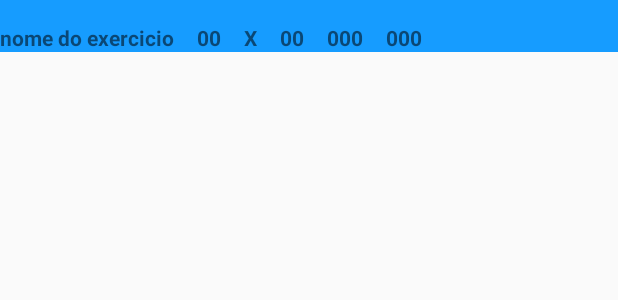
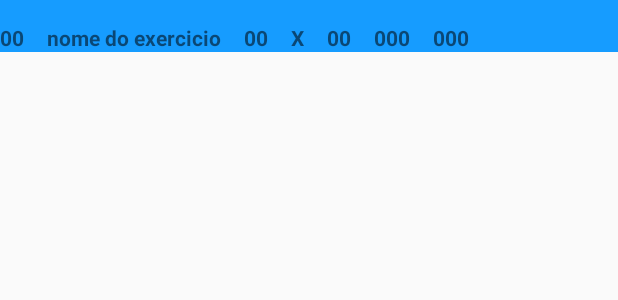
Before and after one commit to renancunha33/MarombaPrime, an Android app: the layout lista_exercicios.xml on its own in the app's theme, with its tools: preview values and no code run, on a phone screen of 412 x 824 dp. Shown: the top 300 px of the screen. Run offline under Robolectric (Android 15) with nearby library versions, the light colour scheme and no system bars.

```diff
--- a/app/src/main/java/com/example/renan/mprime_2/Adapter/ExercicioAdapter.java
+++ b/app/src/main/java/com/example/renan/mprime_2/Adapter/ExercicioAdapter.java
@@ -49,13 +49,14 @@ public class ExercicioAdapter extends BaseAdapter {
             LayoutInflater inflater = (LayoutInflater) context.getSystemService(Activity.LAYOUT_INFLATER_SERVICE);
             view = inflater.inflate(R.layout.lista_exercicios, null);
         }
+        TextView txtidExec = (TextView) view.findViewById(R.id.txt_id_exec);
         TextView txtNomeExec = (TextView) view.findViewById(R.id.txt_nome_exec);
         TextView txtRepetExec = (TextView) view.findViewById(R.id.txt_repet_exec);
         TextView txtSerieExec = (TextView) view.findViewById(R.id.txt_serie_exec);
         TextView txtCargaExec = (TextView) view.findViewById(R.id.txt_carga_exec);
         TextView txtTempoExec = (TextView) view.findViewById(R.id.txt_tempo_exec);
 
-
+        txtidExec.setText(String.valueOf(exercicio.get_id()));
         txtNomeExec.setText(exercicio.getNome_exercicio());
         txtRepetExec.setText(String.valueOf(exercicio.getRepeticoes_exercicio()));
         txtSerieExec.setText(String.valueOf(exercicio.getSerie_exercicio()));
--- a/app/src/main/res/layout/lista_exercicios.xml
+++ b/app/src/main/res/layout/lista_exercicios.xml
@@ -5,7 +5,14 @@
     android:layout_height="wrap_content"
     android:orientation="horizontal"
     android:background="#169cff">
-
+    <TextView
+        android:id="@+id/txt_id_exec"
+        android:layout_width="wrap_content"
+        android:layout_height="wrap_content"
+        android:layout_marginRight="15dp"
+        android:layout_marginTop="15dp"
+        android:text="00"
+        android:textStyle="bold"/>
     <TextView
         android:id="@+id/txt_nome_exec"
         android:layout_width="wrap_content"
```
